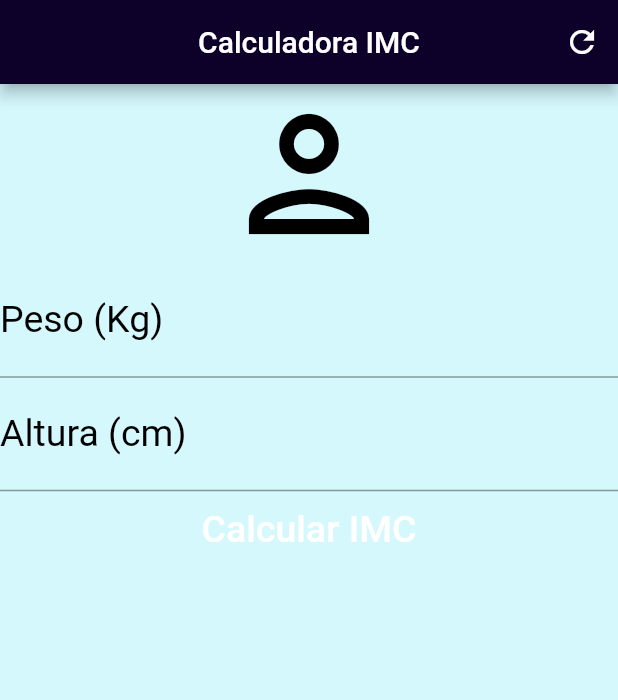
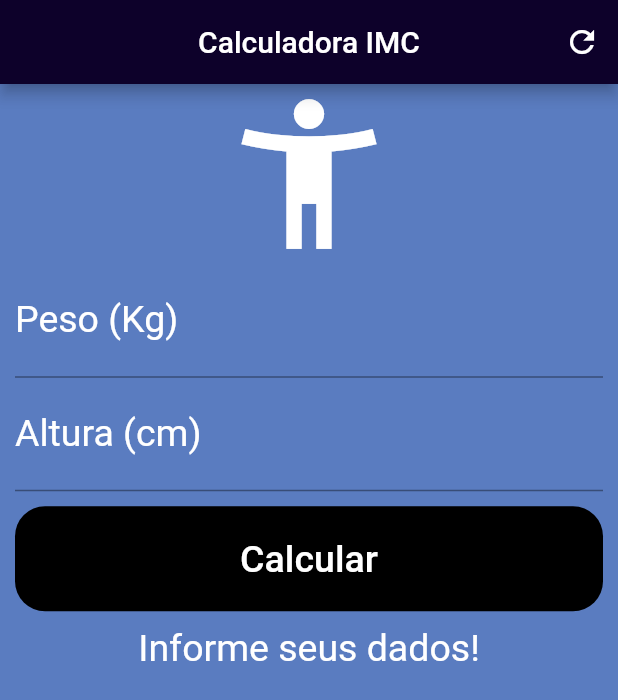
Before and after one commit to GustavoBarbosa08/imc_Mobile, a Flutter app: the screen it shows after launch, on a phone screen of 412 x 824 dp. Shown: the top 700 px of the screen. Run offline on Flutter 3.47's test engine with Material 2 defaults, Android fonts, the phone set to English and light mode, and no system bars.

Commit message:
atualização final

```diff
--- a/imc/lib/main.dart
+++ b/imc/lib/main.dart
@@ -1,10 +1,7 @@
 import 'package:flutter/material.dart';
 
-void main(){
-  runApp(
-    const MaterialApp(home: Home()
-    )
-  );
+void main() {
+  runApp(const MaterialApp(home: Home()));
 }
 
 class Home extends StatefulWidget {
@@ -15,6 +12,43 @@ class Home extends StatefulWidget {
 }
 
 class _HomeState extends State<Home> {
+  TextEditingController weightController = TextEditingController();
+  TextEditingController heightController = TextEditingController();
+
+  GlobalKey<FormState> _formKey = GlobalKey<FormState>();
+
+  String _infoText = "Informe seus dados!";
+
+  void _resetFields() {
+    weightController.text = "";
+    heightController.text = "";
+    setState(() {
+      _infoText = "Informe seus dados!";
+    });
+  }
+
+  void _calculate() {
+    setState(() {
+      double weight = double.parse(weightController.text);
+      double height = double.parse(heightController.text) / 100;
+      double imc = weight / (height * height);
+
+      if (imc < 18.5) {
+        _infoText = "Abaixo do peso (${imc.toStringAsPrecision(4)})";
+      } else if (imc >= 18.5 && imc < 25) {
+        _infoText = "peso ideal (${imc.toStringAsPrecision(4)})";
+      } else if (imc >= 25 && imc < 30) {
+        _infoText = "Sobrepeso (${imc.toStringAsPrecision(4)})";
+      } else if (imc >= 30 && imc < 35) {
+        _infoText = "Obesidade grau I (${imc.toStringAsPrecision(4)})";
+      } else if (imc >= 35 && imc < 40) {
+        _infoText = "Obesidade grau II (${imc.toStringAsPrecision(4)})";
+      } else if (imc >= 40.0) {
+        _infoText = "Obesidade grau III (${imc.toStringAsPrecision(4)})";
+      }
+    });
+  }
+
   @override
   Widget build(BuildContext context) {
     return Scaffold(
@@ -23,41 +57,92 @@ class _HomeState extends State<Home> {
           centerTitle: true,
           backgroundColor: const Color.fromARGB(255, 13, 1, 42),
           actions: <Widget>[
-          IconButton(icon: const Icon(Icons.refresh),
-          onPressed: (){},)
-        ],
-      ),
-      backgroundColor: const Color.fromARGB(42, 1, 215, 244),
-      body: Column(
-          crossAxisAlignment: CrossAxisAlignment.stretch,
-        children: <Widget>[
-          Icon(Icons.person_outlined, size: 120.0, color: Color.fromARGB(255, 0, 0, 0)),
-          TextField(keyboardType: TextInputType.number,
-            decoration: InputDecoration(
-              labelText: "Peso (Kg)",
-              labelStyle: TextStyle(color: Color.fromARGB(255, 0, 0, 0))
-              ),
-              textAlign: TextAlign.center,
-              style: TextStyle(color: Color.fromARGB(255, 0, 0, 0), fontSize:25.0)
-            ),
-          TextField(keyboardType: TextInputType.number,
-            decoration: InputDecoration(
-              labelText: "Altura (cm)",
-              labelStyle: TextStyle(color: Color.fromARGB(255, 0, 0, 0))
-              ),
-              textAlign: TextAlign.center,
-              style: TextStyle(color: Color.fromARGB(255, 0, 0, 0), fontSize:25.0)
-            ),
-            Container(
-              height: 50.0,
-              child: TextButton(
-                onPressed: (){},
-                child: Text("Calcular IMC", style: TextStyle(color: Colors.white, fontSize:25.0),),
-                // color: Colors.black,
-              )
+            IconButton(
+              icon: const Icon(Icons.refresh),
+              onPressed: _resetFields,
             )
           ],
         ),
-    );
+        backgroundColor: Color.fromARGB(165, 0, 53, 158),
+        body: SingleChildScrollView(
+          padding: const EdgeInsets.fromLTRB(10.0, 0.0, 10.0, 0.0),
+          child: Form(
+            key: _formKey,
+            child: Column(
+              crossAxisAlignment: CrossAxisAlignment.stretch,
+              children: <Widget>[
+                const Icon(Icons.accessibility_new_outlined,
+                    size: 120.0, color: Colors.white),
+                TextFormField(
+                  keyboardType: TextInputType.number,
+                  decoration: const InputDecoration(
+                      labelText: "Peso (Kg)",
+                      labelStyle:
+                          TextStyle(color: Colors.white)),
+                  textAlign: TextAlign.center,
+                  style: const TextStyle(
+                      color: Colors.white, fontSize: 25.0),
+                  controller: weightController,
+                  validator: (value) {
+                    if (value == null || value.isEmpty) {
+                      return "Insira seu peso!";
+                    }
+                  },
+                ),
+                TextFormField(
+                  keyboardType: TextInputType.number,
+                  decoration: const InputDecoration(
+                      labelText: "Altura (cm)",
+                      labelStyle:
+                          TextStyle(color: Colors.white)),
+                  textAlign: TextAlign.center,
+                  style: const TextStyle(
+                      color: Colors.white, fontSize: 25.0),
+                  controller: heightController,
+                  validator: (value) {
+                    if (value == null || value.isEmpty) {
+                      return "Insira sua altura!";
+                    }
+                  },
+                ),
+                Padding(
+                  padding: const EdgeInsets.only(top: 10.0, bottom: 10.0),
+                  child: Container(
+                    height: 70,
+                    child: TextButton(
+                      onPressed: () {
+                        if (_formKey.currentState!.validate()) {
+                          _calculate();
+                        }
+                      },
+                      style: TextButton.styleFrom(
+                        backgroundColor: Colors.black,
+                        padding: const EdgeInsets.fromLTRB(30, 15, 30, 15),
+                        shape: const RoundedRectangleBorder(
+                            borderRadius:
+                                BorderRadius.all(Radius.circular(20))),
+                      ),
+                      child: Row(
+                        mainAxisAlignment: MainAxisAlignment.center,
+                        children: const [
+                          Text(
+                            "Calcular",
+                            style:
+                                TextStyle(color: Colors.white, fontSize: 25.0),
+                          ),
+                        ],
+                      ),
+                    ),
+                  ),
+                ),
+                Text(
+                  _infoText,
+                  textAlign: TextAlign.center,
+                  style: const TextStyle(color: Colors.white, fontSize: 25.0),
+                )
+              ],
+            ),
+          ),
+        ));
   }
 }
```
Lines whose indentation alone changed are shown as unchanged.
